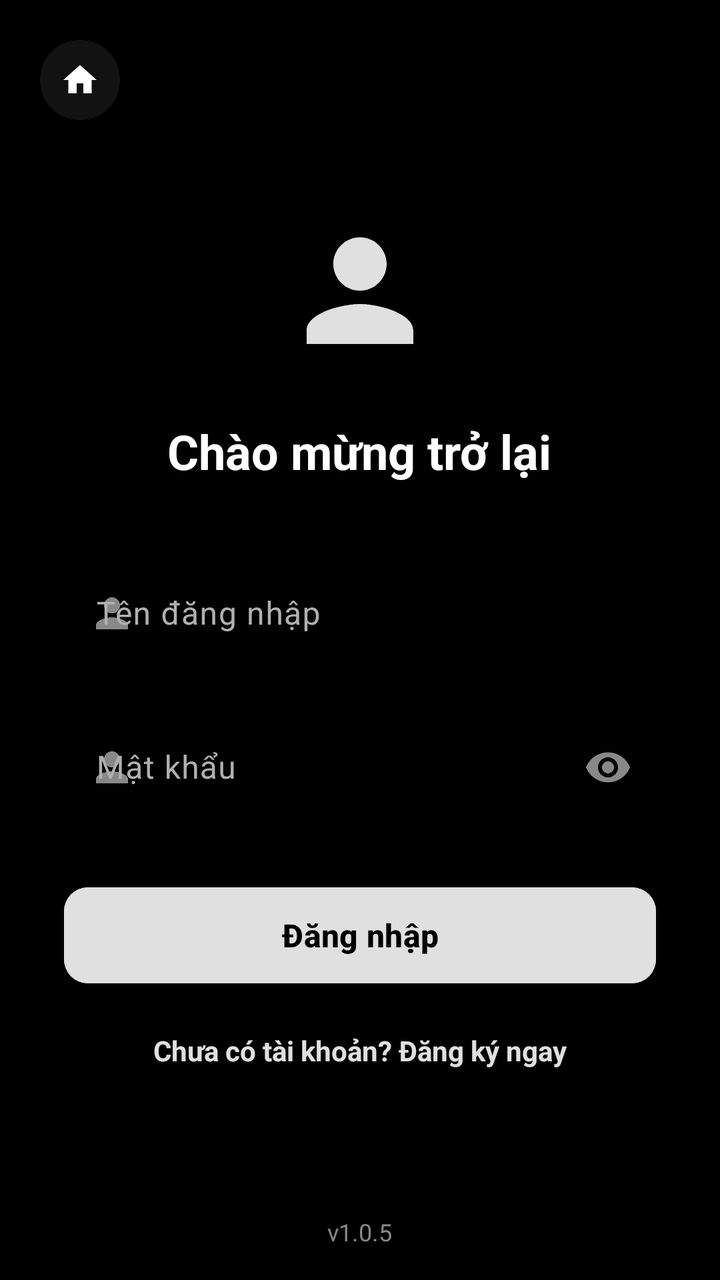
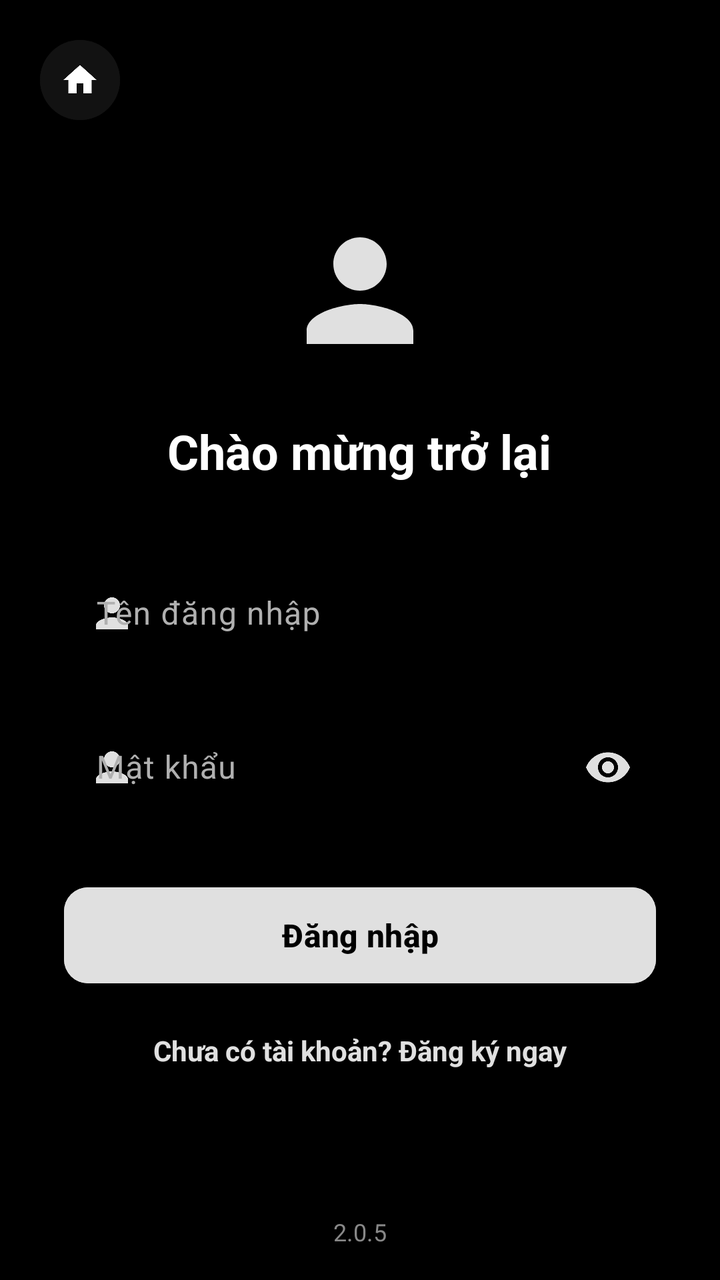

Screens rendered from an Android XML layout before and after an edit, with the pre-edit source and the edit as a unified diff.
<!-- AndroidManifest.xml: application theme Theme.AppReadingBook -->
<!-- res/layout/activity_login.xml -->
<?xml version="1.0" encoding="utf-8"?>
<RelativeLayout
    xmlns:android="http://schemas.android.com/apk/res/android"
    xmlns:app="http://schemas.android.com/apk/res-auto"
    android:layout_width="match_parent"
    android:layout_height="match_parent"
    android:background="@color/background">

    
    <com.google.android.material.button.MaterialButton
        android:id="@+id/btnBack"
        style="@style/Widget.Material3.Button.IconButton"
        android:layout_width="48dp"
        android:layout_height="48dp"
        android:layout_marginStart="16dp"
        android:layout_marginTop="16dp"
        app:icon="@drawable/ic_home"
        app:iconTint="@color/white"
        android:backgroundTint="@color/surface"
        android:visibility="visible" />

    
    <LinearLayout
        android:id="@+id/layoutLogin"
        android:layout_width="match_parent"
        android:layout_height="match_parent"
        android:gravity="center"
        android:orientation="vertical"
        android:padding="32dp"
        android:visibility="visible">

        <ImageView
            android:layout_width="80dp"
            android:layout_height="80dp"
            android:src="@drawable/ic_user"
            app:tint="@color/primary"
            android:layout_marginBottom="24dp"/>

        <TextView
            android:layout_width="wrap_content"
            android:layout_height="wrap_content"
            android:layout_marginBottom="32dp"
            android:text="Chào mừng trở lại"
            android:textColor="@color/white"
            android:textSize="24sp"
            android:textStyle="bold" />

        <com.google.android.material.textfield.TextInputLayout
            style="@style/AppEditTextStyle"
            android:layout_width="match_parent"
            android:layout_height="wrap_content"
            app:startIconDrawable="@drawable/ic_user"
            app:startIconTint="@color/gray"
            app:hintEnabled="true"
            android:hint="Tên đăng nhập">

            <com.google.android.material.textfield.TextInputEditText
                android:id="@+id/txtUser"
                android:layout_width="match_parent"
                android:layout_height="wrap_content"
                android:textColor="@color/white"
                android:inputType="textPersonName" />
        </com.google.android.material.textfield.TextInputLayout>

        <com.google.android.material.textfield.TextInputLayout
            style="@style/AppEditTextStyle"
            android:layout_width="match_parent"
            android:layout_height="wrap_content"
            android:layout_marginTop="16dp"
            app:passwordToggleEnabled="true"
            app:passwordToggleTint="@color/gray"
            app:startIconDrawable="@drawable/ic_user"
            app:startIconTint="@color/gray"
            android:hint="Mật khẩu">

            <com.google.android.material.textfield.TextInputEditText
                android:id="@+id/txtPass"
                android:layout_width="match_parent"
                android:layout_height="wrap_content"
                android:textColor="@color/white"
                android:inputType="textPassword" />
        </com.google.android.material.textfield.TextInputLayout>

        <com.google.android.material.button.MaterialButton
            android:id="@+id/btnLogin"
            style="@style/AppButtonStyle"
            android:layout_width="match_parent"
            android:layout_height="wrap_content"
            android:layout_marginTop="32dp"
            android:text="Đăng nhập"
            android:backgroundTint="@color/primary"
            android:textColor="@color/on_primary"/>

        <TextView
            android:id="@+id/txtRegister"
            android:layout_width="wrap_content"
            android:layout_height="wrap_content"
            android:layout_marginTop="24dp"
            android:text="Chưa có tài khoản? Đăng ký ngay"
            android:textColor="@color/primary"
            android:textStyle="bold" />

    </LinearLayout>

    
    <ScrollView
        android:id="@+id/layoutUserInfo"
        android:layout_width="match_parent"
        android:layout_height="match_parent"
        android:visibility="gone">

        <LinearLayout
            android:layout_width="match_parent"
            android:layout_height="wrap_content"
            android:gravity="center"
            android:orientation="vertical"
            android:padding="24dp">

            <com.google.android.material.card.MaterialCardView
                android:layout_width="120dp"
                android:layout_height="120dp"
                app:cardCornerRadius="60dp"
                android:layout_marginTop="40dp"
                android:layout_marginBottom="16dp"
                app:strokeWidth="2dp"
                app:strokeColor="@color/primary"
                app:cardBackgroundColor="@color/surface">
                <ImageView
                    android:layout_width="match_parent"
                    android:layout_height="match_parent"
                    android:src="@drawable/ic_user"
                    android:scaleType="centerInside"
                    android:padding="24dp"
                    app:tint="@color/primary"
                    android:contentDescription="Avatar"/>
            </com.google.android.material.card.MaterialCardView>

            <TextView
                android:id="@+id/tvWelcome"
                android:layout_width="wrap_content"
                android:layout_height="wrap_content"
                android:text="Chào mừng, User!"
                android:textSize="22sp"
                android:textStyle="bold"
                android:textColor="@color/white"/>

            <TextView
                android:id="@+id/tvUserRole"
                android:layout_width="wrap_content"
                android:layout_height="wrap_content"
                android:textColor="@color/primary"
                android:textStyle="italic"
                android:layout_marginTop="4dp" />

            <View
                android:layout_width="match_parent"
                android:layout_height="1dp"
                android:background="@color/surface_variant"
                android:layout_marginVertical="24dp"/>

            <com.google.android.material.button.MaterialButton
                android:id="@+id/btnSubscription"
                style="@style/AppButtonStyle"
                android:layout_width="match_parent"
                android:layout_height="wrap_content"
                android:text="Quản lý gói đăng ký"
                app:icon="@drawable/ic_favorite"
                android:backgroundTint="@color/primary"
                android:textColor="@color/on_primary"/>

            <com.google.android.material.button.MaterialButton
                android:id="@+id/btnSettings"
                style="@style/AppButtonStyle"
                android:layout_width="match_parent"
                android:layout_height="wrap_content"
                android:layout_marginTop="12dp"
                android:text="Cài đặt hệ thống"
                app:icon="@android:drawable/ic_menu_preferences"
                android:backgroundTint="@color/surface"
                android:textColor="@color/white"/>

            
            <com.google.android.material.button.MaterialButton
                android:id="@+id/btnManageBooks"
                style="@style/AppButtonStyle"
                android:layout_width="match_parent"
                android:layout_height="wrap_content"
                android:layout_marginTop="12dp"
                android:text="Quản lý kho sách"
                android:visibility="gone"
                android:backgroundTint="@color/surface"
                android:textColor="@color/white"/>

            <com.google.android.material.button.MaterialButton
                android:id="@+id/btnManageUsers"
                style="@style/AppButtonStyle"
                android:layout_width="match_parent"
                android:layout_height="wrap_content"
                android:layout_marginTop="12dp"
                android:text="Quản lý người dùng"
                android:visibility="gone"
                android:backgroundTint="@color/surface"
                android:textColor="@color/white"/>

            <com.google.android.material.button.MaterialButton
                android:id="@+id/btnLogout"
                style="@style/AppButtonStyle"
                android:layout_width="match_parent"
                android:layout_height="wrap_content"
                android:layout_marginTop="32dp"
                android:text="Đăng xuất"
                android:backgroundTint="@color/error"
                android:textColor="@color/white"/>

        </LinearLayout>
    </ScrollView>

    
    <TextView
        android:layout_width="wrap_content"
        android:layout_height="wrap_content"
        android:text="v1.0.5"
        android:textSize="12sp"
        android:textColor="@color/gray"
        android:layout_alignParentBottom="true"
        android:layout_centerHorizontal="true"
        android:layout_marginBottom="16dp" />

</RelativeLayout>
<!-- resources referenced by this layout -->
<resources>
  <color name="background">#000000</color>
  <color name="error">#CF6679</color>
  <color name="gray">#888888</color>
  <color name="on_primary">#000000</color>
  <color name="primary">#E0E0E0</color>
  <color name="surface">#121212</color>
  <color name="surface_variant">#2C2C2C</color>
  <color name="white">#FFFFFF</color>
  <!-- drawable ic_favorite (drawable) -->
  <?xml version="1.0" encoding="utf-8"?>
  <vector xmlns:android="http://schemas.android.com/apk/res/android"
      android:width="24dp"
      android:height="24dp"
      android:viewportWidth="24"
      android:viewportHeight="24"
      android:tint="#E0E0E0">
      <path
          android:fillColor="@android:color/white"
          android:pathData="M12,21.35l-1.45,-1.32C5.4,15.36 2,12.28 2,8.5 2,5.42 4.42,3 7.5,3c1.74,0 3.41,0.81 4.5,2.09C13.09,3.81 14.76,3 16.5,3 19.58,3 22,5.42 22,8.5c0,3.78 -3.4,6.86 -8.55,11.54L12,21.35z" />
  </vector>
  <!-- drawable ic_home (drawable) -->
  <?xml version="1.0" encoding="utf-8"?>
  <vector xmlns:android="http://schemas.android.com/apk/res/android"
      android:width="24dp"
      android:height="24dp"
      android:viewportWidth="24"
      android:viewportHeight="24">
      <path
          android:fillColor="#E0E0E0"
          android:pathData="M10,20V14H14V20H19V12H22L12,3L2,12H5V20H10Z" />
  </vector>
  <!-- drawable ic_user (drawable) -->
  <?xml version="1.0" encoding="utf-8"?>
  <vector xmlns:android="http://schemas.android.com/apk/res/android"
      android:width="24dp"
      android:height="24dp"
      android:viewportWidth="24"
      android:viewportHeight="24">
      <path
          android:fillColor="#E0E0E0"
          android:pathData="M12,12c2.21,0 4,-1.79 4,-4s-1.79,-4 -4,-4 -4,1.79 -4,4 1.79,4 4,4zM12,14c-2.67,0 -8,1.34 -8,4v2h16v-2c0,-2.66 -5.33,-4 -8,-4z" />
  </vector>
  <style name="AppButtonStyle" parent="Widget.Material3.Button">
          <item name="android:layout_height">56dp</item>
          <item name="cornerRadius">12dp</item>
          <item name="android:textAllCaps">false</item>
          <item name="android:insetTop">0dp</item>
          <item name="android:insetBottom">0dp</item>
          <item name="android:textSize">16sp</item>
          <item name="android:textStyle">bold</item>
      </style>
  <style name="AppEditTextStyle" parent="Widget.Material3.TextInputLayout.OutlinedBox">
          <item name="boxCornerRadiusTopStart">12dp</item>
          <item name="boxCornerRadiusTopEnd">12dp</item>
          <item name="boxCornerRadiusBottomStart">12dp</item>
          <item name="boxCornerRadiusBottomEnd">12dp</item>
          <item name="boxStrokeColor">@color/primary</item>
          <item name="hintTextColor">@color/primary</item>
      </style>
  <style name="Theme.AppReadingBook" parent="Base.Theme.AppReadingBook" />
  <style name="Base.Theme.AppReadingBook" parent="Theme.Material3.DayNight.NoActionBar">
          
          <item name="colorPrimary">@color/primary</item>
          <item name="colorOnPrimary">@color/on_primary</item>
          <item name="colorPrimaryContainer">@color/primary_container</item>
          <item name="colorOnPrimaryContainer">@color/white</item>
  
          
          <item name="colorSecondary">@color/secondary</item>
          <item name="colorOnSecondary">@color/on_secondary</item>
  
          
          <item name="android:windowBackground">@color/background</item>
          <item name="colorSurface">@color/surface</item>
          <item name="colorOnSurface">@color/on_surface</item>
          <item name="colorSurfaceVariant">@color/surface_variant</item>
          <item name="colorOnSurfaceVariant">@color/on_surface_variant</item>
  
          
          <item name="android:statusBarColor">@color/black</item>
          <item name="android:windowLightStatusBar" tools:targetApi="m">false</item>
      </style>
  <color name="primary_container">#333333</color>
  <color name="secondary">#BB86FC</color>
  <color name="on_secondary">#000000</color>
  <color name="on_surface">#FFFFFF</color>
  <color name="on_surface_variant">#B0B0B0</color>
  <color name="black">#000000</color>
</resources>

<!-- the commit's change to res/layout/activity_login.xml (unified diff, before → after) -->
@@ -5,19 +5,6 @@
     android:layout_width="match_parent"
     android:layout_height="match_parent"
     android:background="@color/background">
-
-    
-    <com.google.android.material.button.MaterialButton
-        android:id="@+id/btnBack"
-        style="@style/Widget.Material3.Button.IconButton"
-        android:layout_width="48dp"
-        android:layout_height="48dp"
-        android:layout_marginStart="16dp"
-        android:layout_marginTop="16dp"
-        app:icon="@drawable/ic_home"
-        app:iconTint="@color/white"
-        android:backgroundTint="@color/surface"
-        android:visibility="visible" />
 
     
     <LinearLayout
@@ -50,7 +37,7 @@
             android:layout_width="match_parent"
             android:layout_height="wrap_content"
             app:startIconDrawable="@drawable/ic_user"
-            app:startIconTint="@color/gray"
+            app:startIconTint="@color/primary"
             app:hintEnabled="true"
             android:hint="Tên đăng nhập">
 
@@ -68,9 +55,9 @@
             android:layout_height="wrap_content"
             android:layout_marginTop="16dp"
             app:passwordToggleEnabled="true"
-            app:passwordToggleTint="@color/gray"
+            app:passwordToggleTint="@color/primary"
             app:startIconDrawable="@drawable/ic_user"
-            app:startIconTint="@color/gray"
+            app:startIconTint="@color/primary"
             android:hint="Mật khẩu">
 
             <com.google.android.material.textfield.TextInputEditText
@@ -165,6 +152,7 @@
                 android:layout_height="wrap_content"
                 android:text="Quản lý gói đăng ký"
                 app:icon="@drawable/ic_favorite"
+                app:iconTint="@color/on_primary"
                 android:backgroundTint="@color/primary"
                 android:textColor="@color/on_primary"/>
 
@@ -176,6 +164,7 @@
                 android:layout_marginTop="12dp"
                 android:text="Cài đặt hệ thống"
                 app:icon="@android:drawable/ic_menu_preferences"
+                app:iconTint="@color/white"
                 android:backgroundTint="@color/surface"
                 android:textColor="@color/white"/>
 
@@ -188,6 +177,8 @@
                 android:layout_marginTop="12dp"
                 android:text="Quản lý kho sách"
                 android:visibility="gone"
+                app:icon="@android:drawable/ic_menu_sort_by_size"
+                app:iconTint="@color/white"
                 android:backgroundTint="@color/surface"
                 android:textColor="@color/white"/>
 
@@ -199,6 +190,8 @@
                 android:layout_marginTop="12dp"
                 android:text="Quản lý người dùng"
                 android:visibility="gone"
+                app:icon="@android:drawable/ic_menu_mylocation"
+                app:iconTint="@color/white"
                 android:backgroundTint="@color/surface"
                 android:textColor="@color/white"/>
 
@@ -215,15 +208,28 @@
         </LinearLayout>
     </ScrollView>
 
-    
     <TextView
         android:layout_width="wrap_content"
         android:layout_height="wrap_content"
-        android:text="v1.0.5"
+        android:text="2.0.5"
         android:textSize="12sp"
         android:textColor="@color/gray"
         android:layout_alignParentBottom="true"
         android:layout_centerHorizontal="true"
         android:layout_marginBottom="16dp" />
 
+    
+    <com.google.android.material.button.MaterialButton
+        android:id="@+id/btnBack"
+        style="@style/Widget.Material3.Button.IconButton"
+        android:layout_width="48dp"
+        android:layout_height="48dp"
+        android:layout_marginStart="16dp"
+        android:layout_marginTop="16dp"
+        app:icon="@drawable/ic_home"
+        app:iconTint="@color/white"
+        android:backgroundTint="@color/surface"
+        android:visibility="visible"
+        android:elevation="8dp" />
+
 </RelativeLayout>
